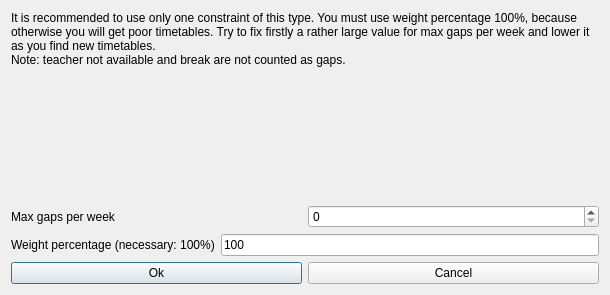
The window that fet/src/interface/modifyconstraintteachersmaxgapsperweekform_template.ui (vonmecheln/fet) describes before a commit, drawn with Qt 5.
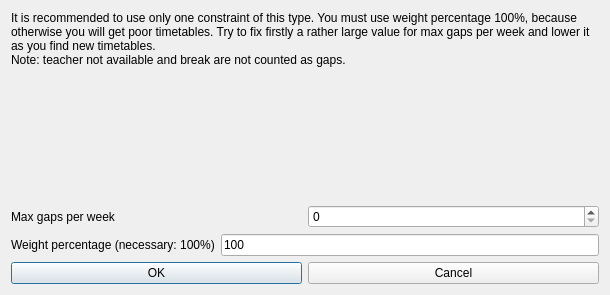
The same window after the commit.

```diff
--- a/fet/src/interface/modifyconstraintteachersmaxgapsperweekform_template.ui
+++ b/fet/src/interface/modifyconstraintteachersmaxgapsperweekform_template.ui
@@ -102,7 +102,7 @@
      <item>
       <widget class="QPushButton" name="okPushButton">
        <property name="text">
-        <string>Ok</string>
+        <string>OK</string>
        </property>
       </widget>
      </item>
```
